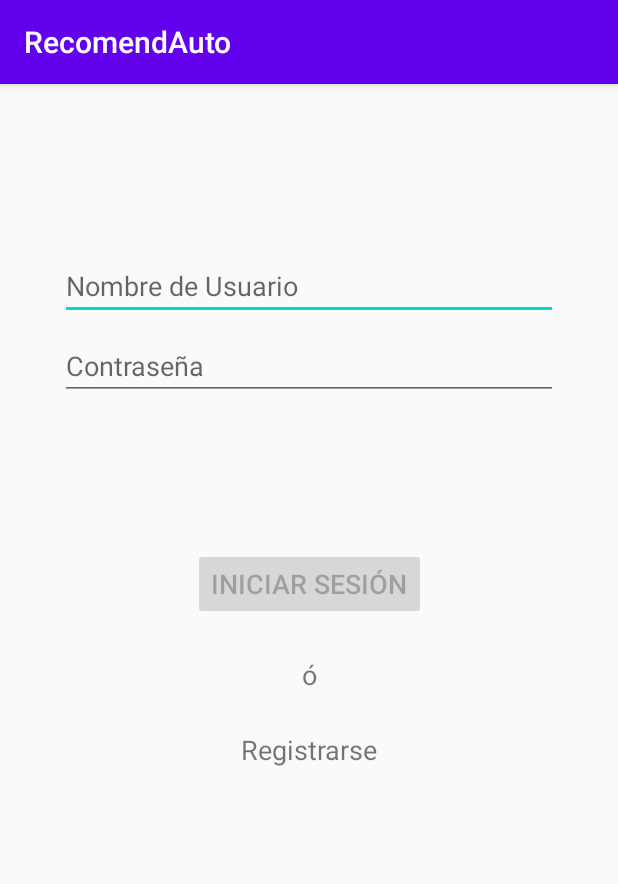
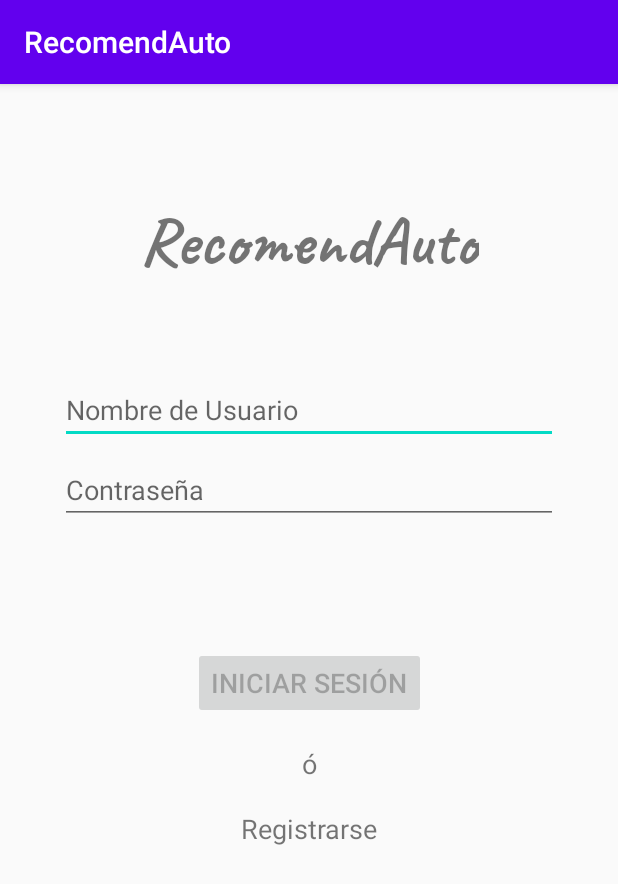
Before and after one commit to bitmarc/Recommender, an Android app: the screen it shows after launch (LoginActivity), on a phone screen of 412 x 824 dp. Shown: the top 884 px of the screen. Run offline under Robolectric (Android 15) with nearby library versions, the phone set to English and light mode, and no system bars.

Commit message:
0.6.4 Se añado la conexion con el servidor para verificar datos de login. Se manejo la calse asynctask para manejar el login en background y usar el metodo execute de retrofit

```diff
--- a/app/src/main/java/com/example/recommender/Interface/JsonApi.java
+++ b/app/src/main/java/com/example/recommender/Interface/JsonApi.java
@@ -21,8 +21,7 @@ public interface JsonApi {
     @GET("signUp/user/{name}")
     Call<String>checkUser(@Path("name")String username);
 
-
-
-
+    @POST("logIn")
+    Call<User>logInUser(@Body User user);
 
 }
--- a/app/src/main/java/com/example/recommender/data/LoginDataSource.java
+++ b/app/src/main/java/com/example/recommender/data/LoginDataSource.java
@@ -1,7 +1,9 @@
 package com.example.recommender.data;
 
 import com.example.recommender.Interface.JsonApi;
+import com.example.recommender.Interface.MyCallback;
 import com.example.recommender.User;
+import com.example.recommender.connection.ConnectionManager;
 import com.example.recommender.data.model.LoggedInUser;
 
 import java.io.IOException;
@@ -17,41 +19,21 @@ import retrofit2.converter.gson.GsonConverterFactory;
  * Class that handles authentication w/ login credentials and retrieves user information.
  */
 public class LoginDataSource {
+    private User user;
     private String usuario1="juana";
     private String password1="123456";
+    LoggedInUser userLoggedIn;
     private int codigoerror=111;
 
-    public Result<LoggedInUser> login(String username, String password) {
-/*        Retrofit retrofit = new Retrofit.Builder()
-                .baseUrl("http://192.168.0.111:5000/")
-                .addConverterFactory(GsonConverterFactory.create())
-                .build();
-        JsonApi jsonApi = retrofit.create(JsonApi.class);
-        Call<User> call = jsonApi.getUser(username, password);
-        call.enqueue(new Callback<User>() {
-            @Override
-            public void onResponse(Call<User> call, Response<User> response) {
-                if(!response.isSuccessful()){
-                    codigoerror=response.code();
+    public Result<LoggedInUser> login(String username, String password) throws IOException {
+        ConnectionManager cm = new ConnectionManager();
+        User usuario= cm.logInUser(username, password);
+        if(!usuario.getId().equals("0")){
+            System.out.print("exito usuario encontrado y pasword correcto");
+            LoggedInUser userAdded = new LoggedInUser(usuario.getId(),usuario.getPersonname());
+            return new Result.Success<>(userAdded);
         }else{
-                    User resUser = response.body();
-
-                }
-            }
-            @Override
-            public void onFailure(Call<User> call, Throwable t) {
-                System.out.println("hubo un fallo!!");
-                setUserNamme(t.getMessage());
-            }
-        });*/
-        try {
-                // TODO: handle loggedInUser authentication
-            if ((username.equals(usuario1)) && (password.equals(password1))) {
-                //java.util.UUID.randomUUID().toString()
-                LoggedInUser fakeUser = new LoggedInUser("6","Juana V.");
-                return new Result.Success<>(fakeUser);
-
-            }else {
+            System.out.print("error usuario no encontrado o password incorrecto");
             try {
 
                 if (codigoerror==111)
@@ -62,11 +44,6 @@ public class LoginDataSource {
                 return new Result.Error(new IOException(ex.getMessage(), ex));
             }
         }
-
-        } catch (Exception e) {
-            return new Result.Error(new IOException("Error logging in", e));
-        }
-
     }
 
     public void logout() {
--- a/app/src/main/java/com/example/recommender/data/LoginRepository.java
+++ b/app/src/main/java/com/example/recommender/data/LoginRepository.java
@@ -1,6 +1,8 @@
 package com.example.recommender.data;
 
 import com.example.recommender.data.model.LoggedInUser;
+
+import java.io.IOException;
 
 /**
  * Class that requests authentication and user information from the remote data source and
@@ -43,7 +45,7 @@ public class LoginRepository {
         // @see https://developer.android.com/training/articles/keystore
     }
 
-    public Result<LoggedInUser> login(String username, String password) {
+    public Result<LoggedInUser> login(String username, String password) throws IOException {
         // handle login
         Result<LoggedInUser> result = dataSource.login(username, password);
         if (result instanceof Result.Success) {
--- a/app/src/main/java/com/example/recommender/ui/login/LoginActivity.java
+++ b/app/src/main/java/com/example/recommender/ui/login/LoginActivity.java
@@ -6,6 +6,7 @@ import androidx.lifecycle.Observer;
 import androidx.lifecycle.ViewModelProviders;
 
 import android.content.Intent;
+import android.graphics.Typeface;
 import android.os.Bundle;
 import android.view.View;
 
@@ -34,6 +35,7 @@ public class LoginActivity extends AppCompatActivity {
 
     public EditText usernameEditText;
     public EditText passwordEditText;
+    public TextView logoApp;
     public Button loginButton;
     public ProgressBar loadingProgressBar;
     public int LAUNCH_SECOND_ACTIVITY = 1;
@@ -42,12 +44,13 @@ public class LoginActivity extends AppCompatActivity {
     public void onCreate(Bundle savedInstanceState) {
         super.onCreate(savedInstanceState);
         setContentView(R.layout.activity_login);
-
+        final Typeface type = Typeface.createFromAsset(this.getAssets(),"fonts/Caveat-Bold.ttf");
         this.usernameEditText = findViewById(R.id.username);
         this.passwordEditText = findViewById(R.id.password);
         this.loginButton = findViewById(R.id.login);
         this.loadingProgressBar = findViewById(R.id.loading);
-
+        this.logoApp = findViewById(R.id.logoApp);
+        logoApp.setTypeface(type);
         listener();
     }
 
--- a/app/src/main/java/com/example/recommender/ui/signUp/SignupActivity.java
+++ b/app/src/main/java/com/example/recommender/ui/signUp/SignupActivity.java
@@ -128,7 +128,6 @@ public class SignupActivity extends AppCompatActivity {
                 if(isUsernameValid.equals("El usuario ya existe")){
                     usernameEditText.setError(getString(R.string.existing_username));
                 }else{
-                    System.out.println("validacion:: No existe");
                     cm.addUser(usernameEditText, passwordEditText, persoNameEditText, emailEditText, new MyCallback() {
                         @Override
                         public void onDataGot(String number) {
--- a/app/src/main/res/layout/activity_login.xml
+++ b/app/src/main/res/layout/activity_login.xml
@@ -16,14 +16,14 @@
         android:layout_width="0dp"
         android:layout_height="wrap_content"
         android:layout_marginStart="24dp"
-        android:layout_marginTop="96dp"
+        android:layout_marginTop="60dp"
         android:layout_marginEnd="24dp"
         android:hint="@string/prompt_username"
         android:inputType="textAutoComplete"
         android:selectAllOnFocus="true"
         app:layout_constraintEnd_toEndOf="parent"
         app:layout_constraintStart_toStartOf="parent"
-        app:layout_constraintTop_toTopOf="parent" />
+        app:layout_constraintTop_toBottomOf="@+id/logoApp" />
 
     <EditText
         android:id="@+id/password"
@@ -104,4 +104,15 @@
         app:layout_constraintStart_toStartOf="parent"
         app:layout_constraintTop_toBottomOf="@+id/login"
         app:layout_constraintVertical_bias="0.49" />
+
+    <TextView
+        android:id="@+id/logoApp"
+        android:layout_width="wrap_content"
+        android:layout_height="wrap_content"
+        android:layout_marginTop="60dp"
+        android:text="@string/app_name"
+        android:textSize="45sp"
+        app:layout_constraintEnd_toEndOf="parent"
+        app:layout_constraintStart_toStartOf="parent"
+        app:layout_constraintTop_toTopOf="parent" />
 </androidx.constraintlayout.widget.ConstraintLayout>
```
Also changed, not shown: app/src/main/java/com/example/recommender/connection/ConnectionManager.java (+11 -0 lines), app/src/main/java/com/example/recommender/ui/login/LoginViewModel.java (+36 -2 lines). Lines whose indentation alone changed are shown as unchanged.
